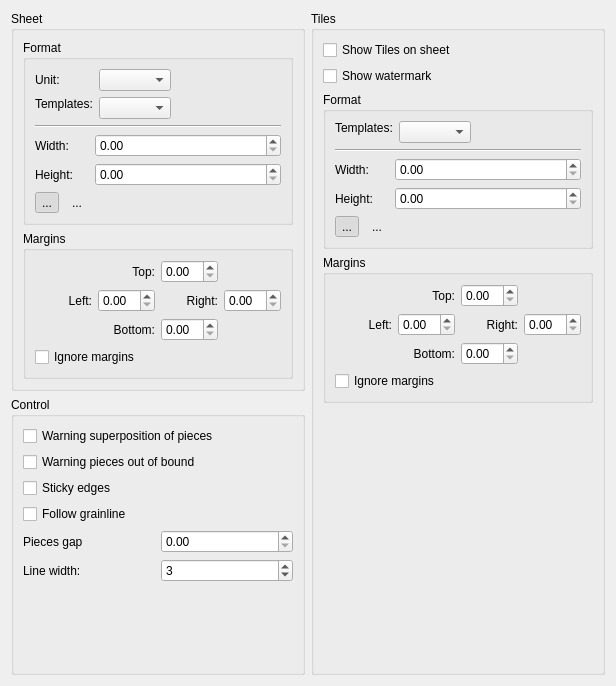
Above: src/app/puzzle/dialogs/configpages/puzzlepreferenceslayoutpage.ui from dismine/valentina before the change. Below: the same form after it.
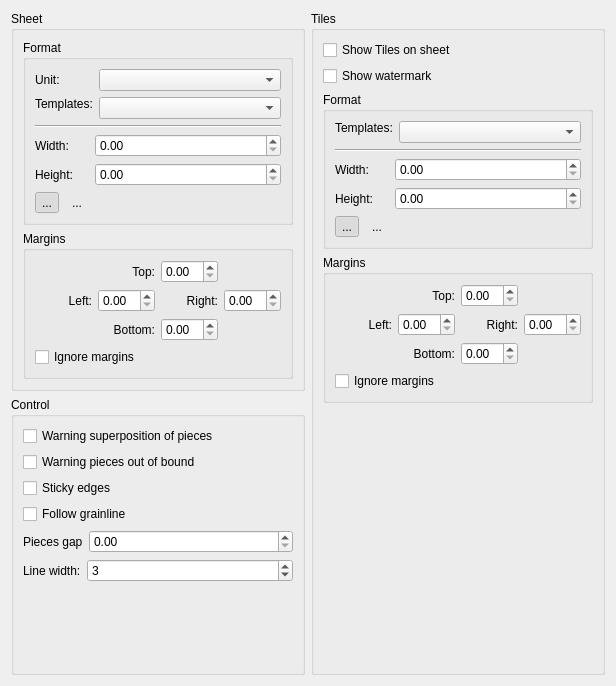
That is the form after the change. Icons and pictures are not drawn.

```diff
--- a/src/app/puzzle/dialogs/configpages/puzzlepreferenceslayoutpage.ui
+++ b/src/app/puzzle/dialogs/configpages/puzzlepreferenceslayoutpage.ui
@@ -43,7 +43,7 @@
            <item>
             <layout class="QFormLayout" name="formLayout">
              <property name="fieldGrowthPolicy">
-              <enum>QFormLayout::ExpandingFieldsGrow</enum>
+              <enum>QFormLayout::AllNonFixedFieldsGrow</enum>
              </property>
              <item row="0" column="0">
               <widget class="QLabel" name="labelLayoutUnit">
@@ -327,6 +327,12 @@
          <layout class="QHBoxLayout" name="horizontalLayout_2">
           <item>
            <widget class="QLabel" name="labelSheetPiecesGap">
+            <property name="sizePolicy">
+             <sizepolicy hsizetype="Fixed" vsizetype="Preferred">
+              <horstretch>0</horstretch>
+              <verstretch>0</verstretch>
+             </sizepolicy>
+            </property>
             <property name="text">
              <string>Pieces gap</string>
             </property>
@@ -341,6 +347,12 @@
          <layout class="QHBoxLayout" name="horizontalLayout_4">
           <item>
            <widget class="QLabel" name="label">
+            <property name="sizePolicy">
+             <sizepolicy hsizetype="Fixed" vsizetype="Preferred">
+              <horstretch>0</horstretch>
+              <verstretch>0</verstretch>
+             </sizepolicy>
+            </property>
             <property name="text">
              <string>Line width:</string>
             </property>
@@ -429,7 +441,7 @@
          <item>
           <layout class="QFormLayout" name="formLayout_2">
            <property name="fieldGrowthPolicy">
-            <enum>QFormLayout::ExpandingFieldsGrow</enum>
+            <enum>QFormLayout::AllNonFixedFieldsGrow</enum>
            </property>
            <item row="0" column="0">
             <widget class="QLabel" name="label_3">
```
